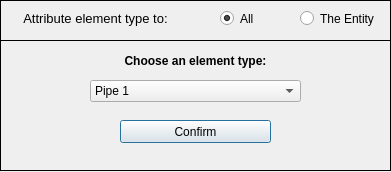
This is pulse/uix/user_input/ui/elementTypeInput.ui in open-pulse/OpenPulse as Qt 5 draws it before an edit. The edited form follows.
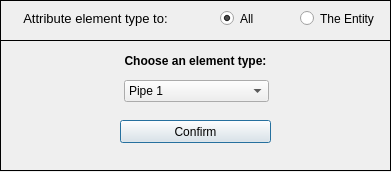
This is the edited form.

Commit message: New element inputs through interface

Diff of the .ui file:
```diff
--- a/pulse/uix/user_input/ui/elementTypeInput.ui
+++ b/pulse/uix/user_input/ui/elementTypeInput.ui
@@ -196,12 +196,18 @@
     <widget class="QComboBox" name="comboBox">
      <property name="geometry">
       <rect>
-       <x>90</x>
+       <x>124</x>
        <y>40</y>
-       <width>211</width>
+       <width>145</width>
        <height>22</height>
       </rect>
      </property>
+     <property name="styleSheet">
+      <string notr="true"/>
+     </property>
+     <property name="currentText">
+      <string>Pipe 1</string>
+     </property>
      <property name="currentIndex">
       <number>0</number>
      </property>
```
Left out of the diff: 9 changed lines with no effect on the pictures. The commit also changes 14 other files.
